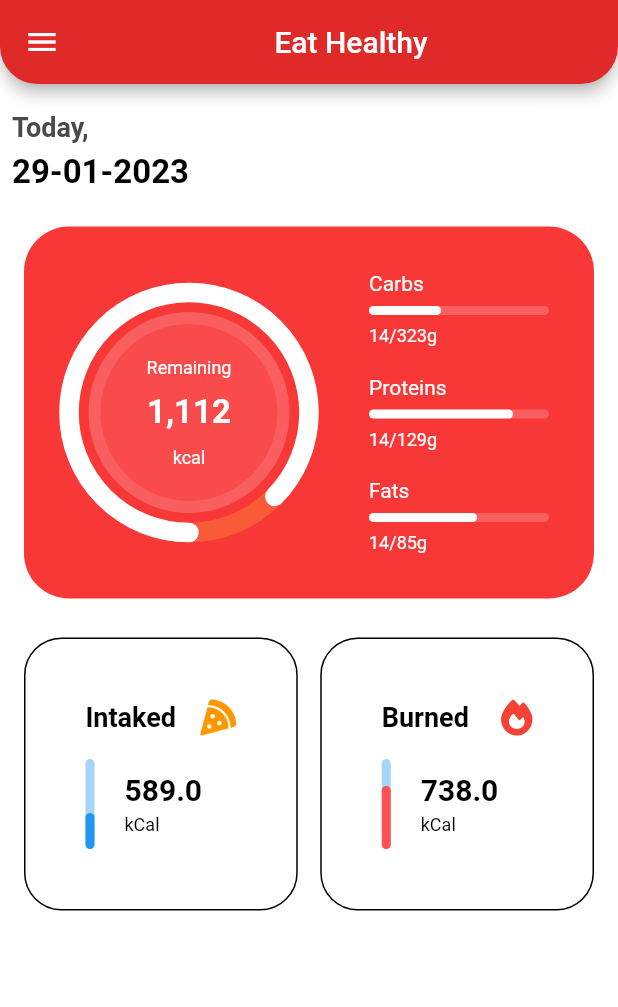
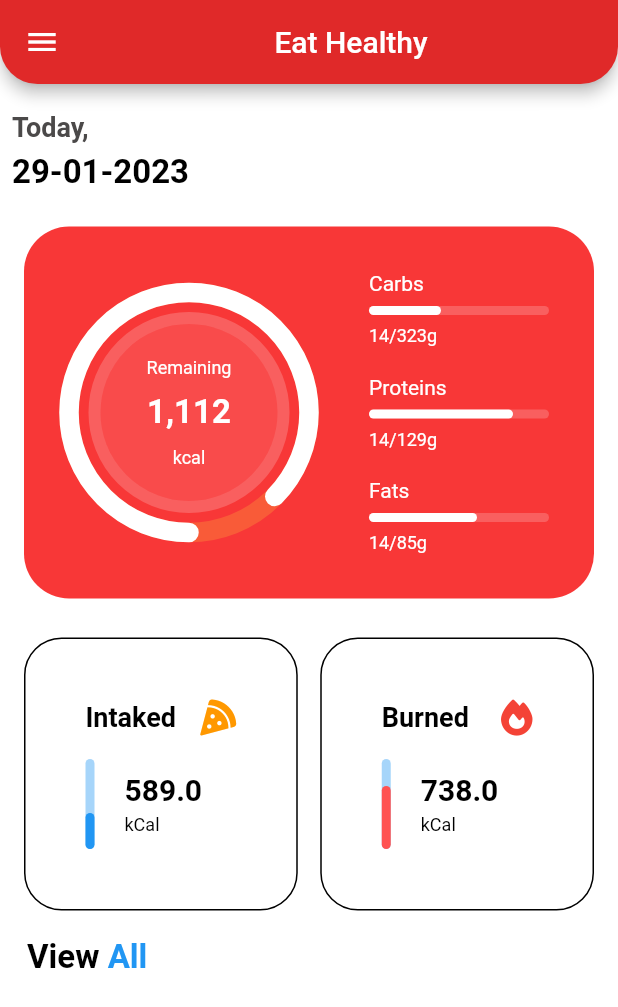
Before and after one commit to vincentkims49/mobile-nutrition-app, a Flutter app: the Category screen opened directly, on a phone screen of 412 x 824 dp. Shown: the top 1007 px of the screen. Run offline on Flutter 3.47's test engine with Material 2 defaults, Android fonts, the light colour scheme and no system bars; drawn by our look-alikes of percent_indicator; our stand-ins replace awesome_snackbar_content, cloud_firestore, easy_splash_screen, firebase_auth, firebase_core, firebase_storage and 5 more; accounts and stored records are empty.

Commit message:
Add files via upload

```diff
--- a/lib/screen/categorydata/categor.dart
+++ b/lib/screen/categorydata/categor.dart
@@ -3,6 +3,7 @@ import 'package:firebase_auth/firebase_auth.dart';
 import 'package:flutter/material.dart';
 import 'package:percent_indicator/linear_percent_indicator.dart';
 import 'package:recipe/model/food-consumed.dart';
+import 'package:recipe/screen/categorydata/aspectwidgets.dart';
 import 'package:recipe/screen/categorydata/circle_progress.dart';
 import 'package:recipe/screen/categorydata/detailed_meal_consumed.dart';
 import 'package:recipe/screen/categorydata/foodsavailable.dart';
@@ -253,9 +254,41 @@ class _CategoryState extends State<Category>
                   ),
                 ),
               ),
+
               SizedBox(
                 height: 10,
               ),
+              Padding(
+                padding: const EdgeInsets.only(bottom: 10.0, left: 10),
+                child: InkWell(
+                  onTap: () {
+                    Navigator.of(context).push(MaterialPageRoute(
+                        builder: ((context) => Detailed_meal_consumed())));
+                  },
+                  child: Row(
+                    children: [
+                      Text(
+                        'View',
+                        style: TextStyle(
+                            color: Colors.black,
+                            fontSize: 22,
+                            fontWeight: FontWeight.bold),
+                      ),
+                      Text(
+                        ' All',
+                        style: TextStyle(
+                            color: Colors.blue,
+                            fontSize: 22,
+                            fontWeight: FontWeight.bold),
+                      ),
+                    ],
+                  ),
+                ),
+              ),
+              SizedBox(
+                height: 10,
+              ),
+
               Padding(
                 padding: const EdgeInsets.only(right: 20, left: 5),
                 child: Container(
@@ -279,36 +312,6 @@ class _CategoryState extends State<Category>
                         },
                       );
                     },
-                  ),
-                ),
-              ),
-              SizedBox(
-                height: 10,
-              ),
-              Padding(
-                padding: const EdgeInsets.only(bottom: 10.0, left: 10),
-                child: InkWell(
-                  onTap: () {
-                    Navigator.of(context).push(MaterialPageRoute(
-                        builder: ((context) => Detailed_meal_consumed())));
-                  },
-                  child: Row(
-                    children: [
-                      Text(
-                        'View',
-                        style: TextStyle(
-                            color: Colors.black,
-                            fontSize: 18,
-                            fontWeight: FontWeight.bold),
-                      ),
-                      Text(
-                        ' Detailed',
-                        style: TextStyle(
-                            color: Colors.blue,
-                            fontSize: 18,
-                            fontWeight: FontWeight.bold),
-                      ),
-                    ],
                   ),
                 ),
               ),
--- a/lib/screen/categorydata/foodsavailable.dart
+++ b/lib/screen/categorydata/foodsavailable.dart
@@ -618,7 +618,7 @@ class Getfood extends StatelessWidget {
                                             animation: true,
                                             lineHeight: 6,
                                             animationDuration: 2500,
-                                            percent: 0.8,
+                                            percent: totakcal.toDouble() / 5994,
                                             barRadius: Radius.circular(3),
                                             progressColor: Colors.blue,
                                             padding: EdgeInsets.zero,
```
Also changed, not shown: lib/screen/categorydata/aspectwidgets.dart (added, +147 -0 lines).
